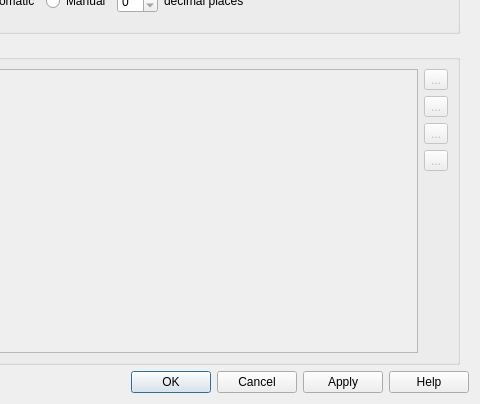
Qt form src/ui/qgsprojectpropertiesbase.ui (qgis/QGIS) before a commit; both pictures show x 377 to 857 and y 426 to 830 of the 857 by 830 pixel window.
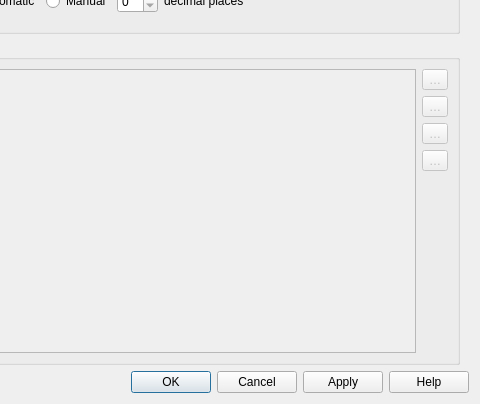
The same form after that commit. Icons and pictures are not drawn. Custom widgets are drawn as their Qt base class.

The edit to the form file:
```diff
--- a/src/ui/qgsprojectpropertiesbase.ui
+++ b/src/ui/qgsprojectpropertiesbase.ui
@@ -614,7 +614,7 @@
                     <item>
                      <widget class="QToolButton" name="pbnAddScale">
                       <property name="text">
-                       <string>...</string>
+                       <string>…</string>
                       </property>
                       <property name="icon">
                        <iconset resource="../../images/images.qrc">
@@ -625,7 +625,7 @@
                     <item>
                      <widget class="QToolButton" name="pbnRemoveScale">
                       <property name="text">
-                       <string>...</string>
+                       <string>…</string>
                       </property>
                       <property name="icon">
                        <iconset resource="../../images/images.qrc">
@@ -636,7 +636,7 @@
                     <item>
                      <widget class="QToolButton" name="pbnImportScales">
                       <property name="text">
-                       <string>...</string>
+                       <string>…</string>
                       </property>
                       <property name="icon">
                        <iconset resource="../../images/images.qrc">
@@ -647,7 +647,7 @@
                     <item>
                      <widget class="QToolButton" name="pbnExportScales">
                       <property name="text">
-                       <string>...</string>
+                       <string>…</string>
                       </property>
                       <property name="icon">
                        <iconset resource="../../images/images.qrc">
```
Left out of the diff: 8 changed lines with no effect on the pictures.
